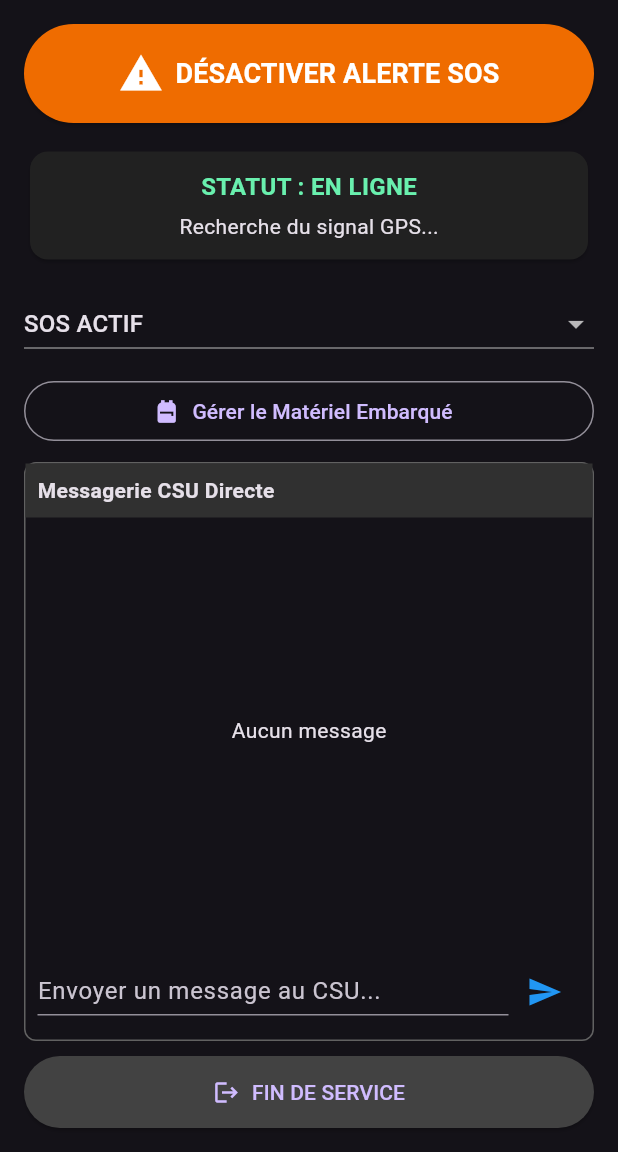
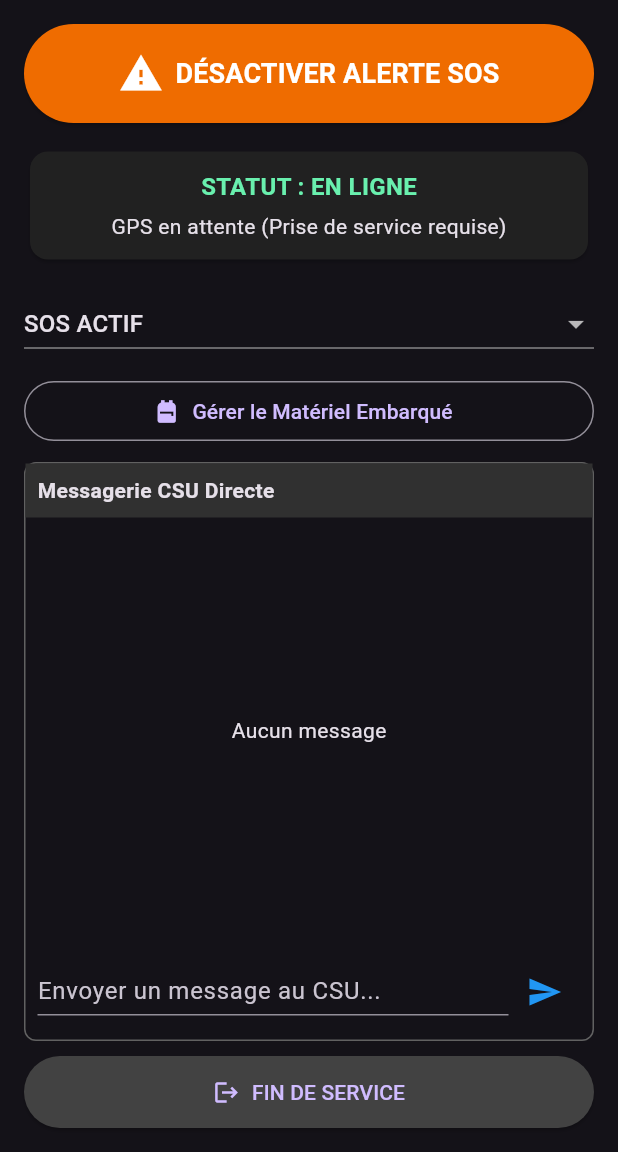
Before and after one commit to xmeynier-web/rezoplus-police, a Flutter app: the screen it shows after launch, after a tap on "PRISE DE SERVICE", after a tap on "DÉCLENCHER SOS DETRESSE", on a phone screen of 412 x 824 dp, the part 84-1236 px from its top. Run offline on Flutter 3.47's test engine with Material 3 defaults, Android fonts, the phone set to English and light mode, and no system bars; our stand-ins replace firebase_core, firebase_database, geolocator; accounts and stored records are empty.

Commit message:
Refactor GPS handling and Firebase initialization
Refactor GPS initialization and error handling. Update Firebase error messages and improve GPS service management.

```diff
--- a/lib/main.dart
+++ b/lib/main.dart
@@ -2,19 +2,17 @@ import 'package:flutter/material.dart';
 import 'package:firebase_core/firebase_core.dart';
 import 'package:firebase_database/firebase_database.dart';
 import 'package:geolocator/geolocator.dart';
+import 'dart:async';
 
 void main() async {
   WidgetsFlutterBinding.ensureInitialized();
-
-  // Initialisation sécurisée et non bloquante pour éviter tout écran blanc au démarrage
   try {
     if (Firebase.apps.isEmpty) {
       await Firebase.initializeApp();
     }
   } catch (e) {
-    debugPrint("Erreur d'initialisation Firebase : $e");
+    debugPrint("Erreur init Firebase : $e");
   }
-
   runApp(const RezoPlusPatrouilleApp());
 }
 
@@ -48,7 +46,7 @@ class _PatrouilleHomePageState extends State<PatrouilleHomePage> {
 
   final String _unitId = "Patrouille-01";
 
-  // Les 7 statuts opérationnels stricts demandés
+  // Les 7 statuts opérationnels stricts
   final List<String> _statusList = [
     "En Patrouille",
     "En Intervention",
@@ -80,26 +78,62 @@ class _PatrouilleHomePageState extends State<PatrouilleHomePage> {
   bool _isOnline = false;
   bool _sosActive = false;
   Position? _currentPosition;
+  StreamSubscription<Position>? _positionStreamSubscription;
 
   @override
   void initState() {
     super.initState();
     _currentStatus = _statusList[0];
-    _initGPS();
+    // NOTE : Le GPS ne se lance PLUS au démarrage pour éviter l'écran blanc / blocage initial.
   }
 
-  Future<void> _initGPS() async {
+  @override
+  void dispose() {
+    _positionStreamSubscription?.cancel();
+    _msgController.dispose();
+    super.dispose();
+  }
+
+  // Démarrage sécurisé du GPS uniquement à la prise de service
+  Future<void> _startGPSAndService() async {
     try {
       bool serviceEnabled = await Geolocator.isLocationServiceEnabled();
-      if (!serviceEnabled) return;
+      if (!serviceEnabled) {
+        if (mounted) {
+          ScaffoldMessenger.of(context).showSnackBar(
+            const SnackBar(content: Text("Veuillez activer le GPS de votre appareil.")),
+          );
+        }
+        return;
+      }
 
       LocationPermission permission = await Geolocator.checkPermission();
       if (permission == LocationPermission.denied) {
         permission = await Geolocator.requestPermission();
-        if (permission == LocationPermission.denied) return;
+        if (permission == LocationPermission.denied) {
+          if (mounted) {
+            ScaffoldMessenger.of(context).showSnackBar(
+              const SnackBar(content: Text("Permission de localisation refusée.")),
+            );
+          }
+          return;
+        }
       }
 
-      Geolocator.getPositionStream(
+      if (permission == LocationPermission.deniedForever) return;
+
+      // Récupération immédiate d'une position fixe
+      Position? initialPosition = await Geolocator.getLastKnownPosition() ??
+          await Geolocator.getCurrentPosition(desiredAccuracy: LocationAccuracy.high);
+
+      if (mounted) {
+        setState(() {
+          _currentPosition = initialPosition;
+        });
+      }
+
+      // Écoute du flux GPS en arrière-plan
+      _positionStreamSubscription = Geolocator.getPositionStream(
         locationSettings: const LocationSettings(
           accuracy: LocationAccuracy.high,
           distanceFilter: 10,
@@ -148,10 +182,12 @@ class _PatrouilleHomePageState extends State<PatrouilleHomePage> {
       if (!_isOnline) {
         _sosActive = false;
         _currentStatus = _statusList[0];
+        _positionStreamSubscription?.cancel();
       }
     });
 
     if (_isOnline) {
+      await _startGPSAndService();
       _sendDataToFirebase();
       if (mounted) {
         ScaffoldMessenger.of(context).showSnackBar(
@@ -171,12 +207,10 @@ class _PatrouilleHomePageState extends State<PatrouilleHomePage> {
   }
 
   void _sendDataToFirebase() {
-    if (_currentPosition == null) return;
-
     try {
       _dbRef.child("units/$_unitId").set({
-        "latitude": _currentPosition!.latitude,
-        "longitude": _currentPosition!.longitude,
+        "latitude": _currentPosition?.latitude ?? 48.777, // Valeur par défaut Fresnes si pas de GPS
+        "longitude": _currentPosition?.longitude ?? 2.325,
         "status": _currentStatus,
         "equipment": _equipment,
         "sos": _sosActive,
@@ -307,7 +341,7 @@ class _PatrouilleHomePageState extends State<PatrouilleHomePage> {
                     const SizedBox(height: 5),
                     Text(_currentPosition != null
                         ? "GPS Fixé (${_currentPosition!.latitude.toStringAsFixed(4)}, ${_currentPosition!.longitude.toStringAsFixed(4)})"
-                        : "Recherche du signal GPS..."),
+                        : "GPS en attente (Prise de service requise)"),
                   ],
                 ),
               ),
```
